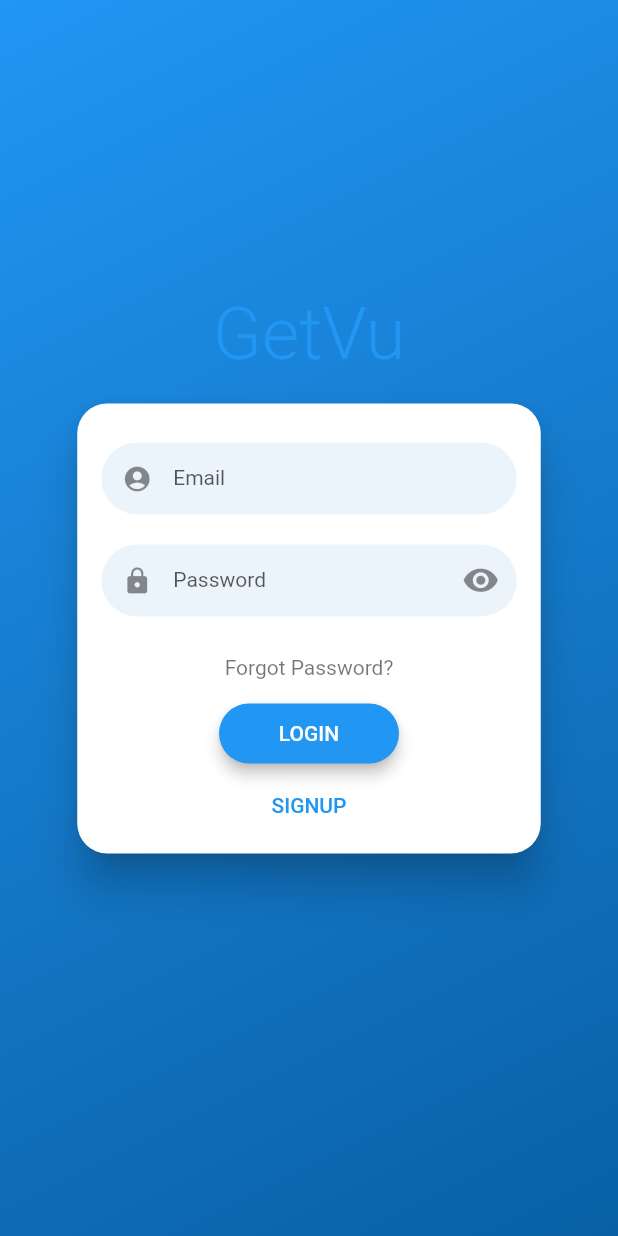
After one commit to beSaif/GetVu, a Flutter app: the LoginScreen screen opened directly, on a phone screen of 412 x 824 dp. The commit adds this screen. Run offline on Flutter 3.47's test engine with Material 2 defaults, Android fonts, the phone set to English and light mode, and no system bars; drawn by our look-alikes of flutter_login; our stand-ins replace get, persistent_bottom_nav_bar.

Commit message:
Login Screen

```diff
--- /dev/null
+++ b/lib/GetX/users.dart
@@ -0,0 +1,15 @@
+import 'package:flutter/cupertino.dart';
+import 'package:get/get.dart';
+
+class UsersController extends GetxController {
+  var users = {
+    'hisham@gmail.com': '12345',
+    'hunter@gmail.com': 'hunter',
+  };
+
+  void signUpUser(String user, String password) {
+    var newuser = {user: password};
+    users.addEntries(newuser.entries);
+    debugPrint('Added user $user');
+  }
+}
--- a/lib/Screens/HomeScreen/components/HomeScreenBody.dart
+++ b/lib/Screens/HomeScreen/components/HomeScreenBody.dart
@@ -20,7 +20,7 @@ class _HomeScreenBodyState extends State<HomeScreenBody> {
         //color: Colors.green,
         child: Column(
           crossAxisAlignment: CrossAxisAlignment.center,
-          children: [
+          children: const [
             FromToWidget(),
             // const Text("Home Screen"),
           ],
--- /dev/null
+++ b/lib/Screens/LoginScreen/components/loginscreen_body.dart
@@ -0,0 +1,71 @@
+import 'package:flutter/material.dart';
+import 'package:flutter_login/flutter_login.dart';
+
+import 'package:get/get.dart';
+import 'package:getvuapp/GetX/users.dart';
+import 'package:getvuapp/navbar_activity.dart';
+
+class LoginScreenBody extends StatefulWidget {
+  const LoginScreenBody({super.key});
+
+  @override
+  State<LoginScreenBody> createState() => _LoginScreenBodyState();
+}
+
+class _LoginScreenBodyState extends State<LoginScreenBody> {
+  final UsersController usersController =
+      Get.put(UsersController(), permanent: false);
+
+  Duration get loginTime => const Duration(milliseconds: 2250);
+
+  Map<String, String> users = {};
+
+  Future<String?> _authUser(LoginData data) {
+    debugPrint('Name: ${data.name}, Password: ${data.password}');
+    return Future.delayed(loginTime).then((_) {
+      if (!users.containsKey(data.name)) {
+        return 'User not exists';
+      }
+      if (users[data.name] != data.password) {
+        return 'Password does not match';
+      }
+      return null;
+    });
+  }
+
+  Future<String?> _signupUser(SignupData data) {
+    debugPrint('Signup Name: ${data.name}, Password: ${data.password}');
+    usersController.signUpUser(data.name.toString(), data.password.toString());
+
+    return Future.delayed(loginTime).then((_) {
+      return null;
+    });
+  }
+
+  Future<String> _recoverPassword(String name) {
+    debugPrint('Name: $name');
+    return Future.delayed(loginTime).then((_) {
+      if (!users.containsKey(name)) {
+        return 'User not exists';
+      }
+      return 'null';
+    });
+  }
+
+  @override
+  Widget build(BuildContext context) {
+    users = usersController.users;
+    return FlutterLogin(
+      title: 'GetVu',
+      //logo: AssetImage('assets/images/ecorp-lightblue.png'),
+      onLogin: _authUser,
+      onSignup: _signupUser,
+      onSubmitAnimationCompleted: () {
+        Navigator.of(context).pushReplacement(MaterialPageRoute(
+          builder: (context) => const NavbarActivity(),
+        ));
+      },
+      onRecoverPassword: _recoverPassword,
+    );
+  }
+}
--- /dev/null
+++ b/lib/Screens/LoginScreen/loginscreen.dart
@@ -0,0 +1,13 @@
+import 'package:flutter/material.dart';
+import 'package:getvuapp/Screens/LoginScreen/components/loginscreen_body.dart';
+
+class LoginScreen extends StatelessWidget {
+  const LoginScreen({super.key});
+
+  @override
+  Widget build(BuildContext context) {
+    return const Scaffold(
+      body: LoginScreenBody(),
+    );
+  }
+}
--- a/lib/main.dart
+++ b/lib/main.dart
@@ -1,4 +1,5 @@
 import 'package:flutter/material.dart';
+import 'package:get/get.dart';
 import 'package:getvuapp/navbar_activity.dart';
 
 void main() {
@@ -10,12 +11,13 @@ class MyApp extends StatelessWidget {
 
   @override
   Widget build(BuildContext context) {
-    return MaterialApp(
+    return GetMaterialApp(
         debugShowCheckedModeBanner: false,
         title: 'GetVuApp',
         theme: ThemeData(
           primarySwatch: Colors.blue,
         ),
+        // home: const LoginScreen()
         home: const NavbarActivity());
   }
 }
```
Also changed, not shown: pubspec.yaml (+5 -6 lines), pubspec.lock, 6 other files.
